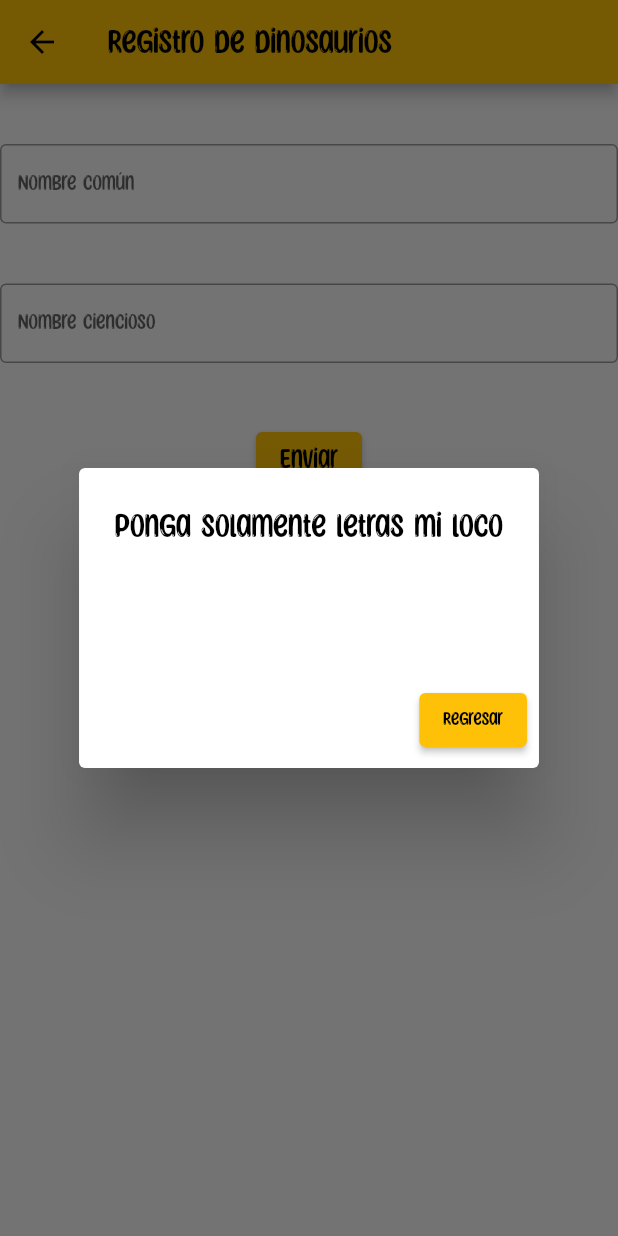
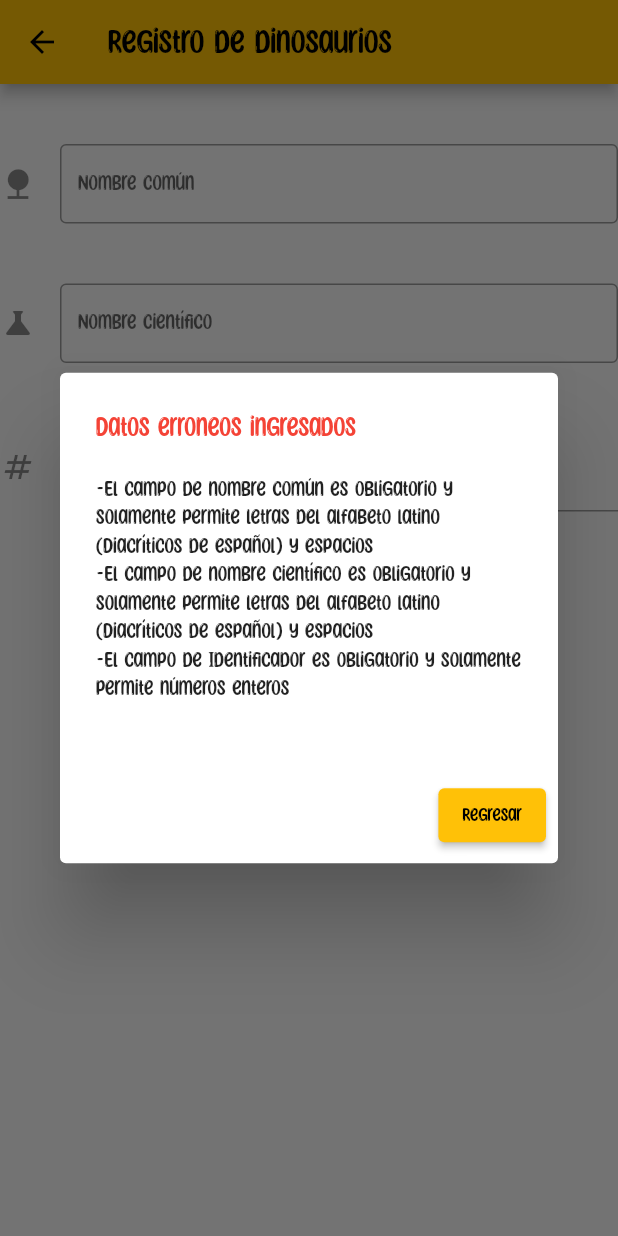
Before and after one commit to Paroxyse/PR1Mov, a Flutter app: the form screen opened directly, after a tap on "Enviar", on a phone screen of 412 x 824 dp. Run offline on Flutter 3.47's test engine with Material 2 defaults, Android fonts, the phone set to English and light mode, and no system bars; our stand-ins replace google_maps_flutter, webview_flutter.

Commit message:
Add extra form features

```diff
--- a/lib/pages/form.dart
+++ b/lib/pages/form.dart
@@ -1,6 +1,8 @@
 import 'package:flutter/material.dart';
 import 'package:pr1/classes/data.dart';
 import 'package:pr1/pages/card.dart';
+import 'package:flutter/services.dart';
+
 class form extends StatefulWidget
 {
   @override
@@ -13,6 +15,7 @@ class myForm extends State<form>
 {
   final _Text1Controller = TextEditingController();
   final _Text2Controller = TextEditingController();
+  final _NumController = TextEditingController();
   List<data> _data=[];
   @override
   Widget build(BuildContext context)
@@ -31,7 +34,8 @@ class myForm extends State<form>
                 keyboardType: TextInputType.name,
                 decoration: InputDecoration(
                   border: OutlineInputBorder(),
-                  labelText: "Nombre común"
+                  labelText: "Nombre común",
+                    icon: Icon(Icons.nature)
                 ),
               ),
               Padding(padding: EdgeInsets.all(20.00),),
@@ -40,12 +44,30 @@ class myForm extends State<form>
                 keyboardType: TextInputType.name,
                 decoration: InputDecoration(
                 border: OutlineInputBorder(),
-                labelText: "Nombre ciencioso"
+                labelText: "Nombre científico",
+                  icon: Icon(Icons.science)
             )
             ),
               Padding(padding: EdgeInsets.all(20.00),),
+              TextField(
+                  controller: _NumController,
+                  keyboardType: TextInputType.number,
+                  inputFormatters: <TextInputFormatter>[
+                    FilteringTextInputFormatter.allow(RegExp(r'[0-9]')),
+                    FilteringTextInputFormatter.digitsOnly
+                  ],
+                  decoration: InputDecoration(
+                      labelText: "Identificador",
+                      hintText: "Ingresa un ID, solo se permiten numeros",
+                      icon: Icon(Icons.numbers)
+                  )
+              ),
+              Padding(padding: EdgeInsets.all(20.00),),
               ElevatedButton(onPressed: (){
-                if(validarNombre(_Text1Controller.text) && validarNombre(_Text2Controller.text))
+                bool b1=validarNombre(_Text1Controller.text);
+                bool b2=validarNombreCien(_Text2Controller.text);
+                bool b3=validarNum(_NumController.text);
+                if(b1 && b2 && b3)
                 {
                   _data.add(new data(_Text1Controller.text, _Text2Controller.text));
                   Navigator.push(
@@ -58,11 +80,24 @@ class myForm extends State<form>
                   );
                 }else
                 {
+                  String errorMessage="";
+                  if(!b1)
+                  {
+                    errorMessage+="-El campo de nombre común es obligatorio y solamente permite letras del alfabeto latino (Diacríticos de español) y espacios\n";
+                  }
+                  if(!b2)
+                  {
+                    errorMessage+="-El campo de nombre científico es obligatorio y solamente permite letras del alfabeto latino (Diacríticos de español) y espacios\n";
+                  }
+                  if(!b3)
+                  {
+                    errorMessage+="-El campo de Identificador es obligatorio y solamente permite números enteros\n";
+                  }
                   showDialog(
                     context: context,
                     builder: (context) => AlertDialog(
-                      title: const Text('Ponga solamente letras mi loco', style: TextStyle(color: Colors.black),),
-                      content: Text(_Text1Controller.text+"\n"+_Text2Controller.text),
+                      title: Text("Datos erroneos ingresados", style: TextStyle(color: Colors.red, fontSize: 20),),
+                      content: Text(errorMessage),
                       actions: <Widget>[
                         ElevatedButton(
                             onPressed: () {
@@ -86,6 +121,17 @@ class myForm extends State<form>
 }
 bool validarNombre(String cadena)
 {
-  RegExp exp =  RegExp(r'^[a-zA-Z]+[a-zA-Z]*$');
+  RegExp exp =  RegExp(r'^[a-zA-ZÁÉÍÓÚÜ]+[a-zA-ZáéíóúüÁÉÍÓÚÜ ]*$');
   return exp.hasMatch(cadena);
 }
+bool validarNombreCien(String cadena)
+{
+  RegExp exp =  RegExp(r'^[a-zA-ZáéíóúüÁÉÍÓÚÜ]+[a-zA-ZáéíóúüÁÉÍÓÚÜ ]*$');
+  return exp.hasMatch(cadena);
+}
+bool validarNum(String cadena)
+{
+  //Esto es código muerto 8)
+  RegExp exp =  RegExp(r'[0-9]');
+  return exp.hasMatch(cadena);
+}
```
